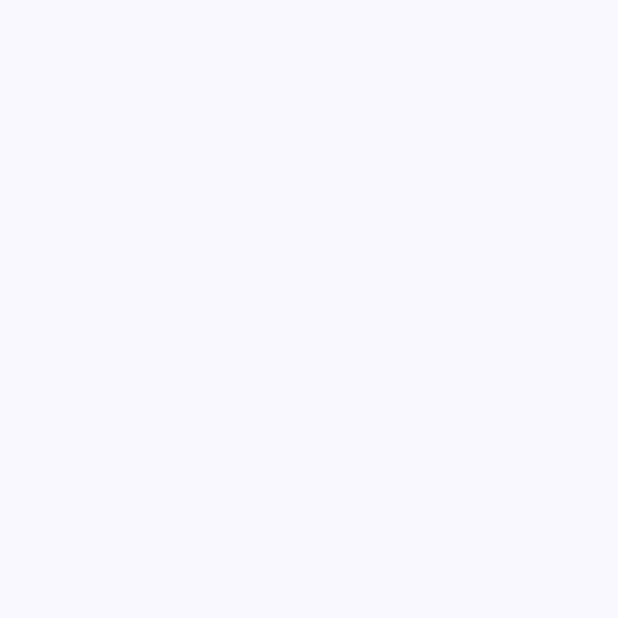
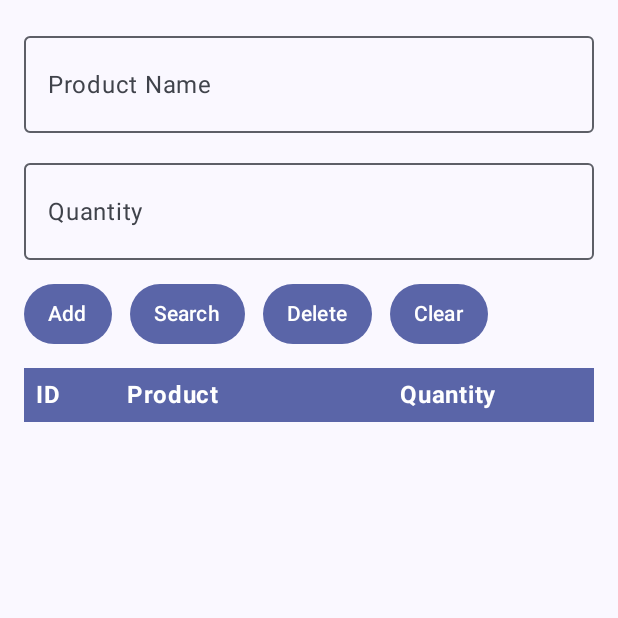
Before and after one commit to AAM1337/RoomDemo, an Android app built with Jetpack Compose: the screen it shows after launch (MainActivity), on a phone screen of 412 x 824 dp, the top half of it. Before the commit the part shown is empty. Run offline under Robolectric (Android 15) with nearby library versions, the phone set to English and light mode, and no system bars; our stand-ins replace Room's generated code, livedata-compose.

Commit message:
Изменение мэйнактивити.

```diff
--- a/app/src/main/java/com/bignerdranch/android/roomdemo/MainActivity.kt
+++ b/app/src/main/java/com/bignerdranch/android/roomdemo/MainActivity.kt
@@ -4,14 +4,26 @@ import android.os.Bundle
 import androidx.activity.ComponentActivity
 import androidx.activity.compose.setContent
 import androidx.activity.enableEdgeToEdge
-import androidx.compose.foundation.layout.fillMaxSize
-import androidx.compose.foundation.layout.padding
-import androidx.compose.material3.Scaffold
-import androidx.compose.material3.Text
-import androidx.compose.runtime.Composable
+import androidx.compose.foundation.background
+import androidx.compose.foundation.layout.*
+import androidx.compose.foundation.lazy.LazyColumn
+import androidx.compose.foundation.lazy.items
+import androidx.compose.foundation.shape.RoundedCornerShape
+import androidx.compose.foundation.text.KeyboardOptions
+import androidx.compose.material3.*
+import androidx.compose.runtime.*
+import androidx.compose.runtime.livedata.observeAsState
+import androidx.compose.ui.Alignment
 import androidx.compose.ui.Modifier
-import androidx.compose.ui.tooling.preview.Preview
+import androidx.compose.ui.graphics.Color
+import androidx.compose.ui.text.TextStyle
+import androidx.compose.ui.text.font.FontWeight
+import androidx.compose.ui.text.input.KeyboardType
+import androidx.compose.ui.unit.dp
+import androidx.compose.ui.unit.sp
+import androidx.lifecycle.viewmodel.compose.viewModel
 import com.bignerdranch.android.roomdemo.ui.theme.RoomDemoTheme
+
 
 class MainActivity : ComponentActivity() {
     override fun onCreate(savedInstanceState: Bundle?) {
@@ -19,17 +31,135 @@ class MainActivity : ComponentActivity() {
         enableEdgeToEdge()
         setContent {
             RoomDemoTheme {
+                val vm: ProductViewModel = viewModel()
                 Scaffold(modifier = Modifier.fillMaxSize()) { innerPadding ->
-                    ScreenSetup(modifier = Modifier.padding(innerPadding))
+                    ScreenSetup(
+                        modifier = Modifier.padding(innerPadding),
+                        viewModel = vm
+                    )
                 }
             }
         }
     }
 }
+
 @Composable
-fun ScreenSetup(modifier: Modifier = Modifier) {
-    MainScreen(modifier)
+fun ScreenSetup(modifier: Modifier = Modifier, viewModel: ProductViewModel) {
+    MainScreen(modifier, viewModel)
 }
 @Composable
-fun MainScreen(modifier: Modifier = Modifier) {
+fun MainScreen(modifier: Modifier = Modifier, viewModel: ProductViewModel) {
+
+    var name by remember { mutableStateOf("") }
+    var qtyText by remember { mutableStateOf("") }
+    var searchResult by remember { mutableStateOf<List<Product>>(emptyList()) }
+
+    val products by viewModel.products.observeAsState(emptyList())
+
+    Column(
+        modifier = modifier
+            .fillMaxSize()
+            .padding(16.dp)
+    ) {
+
+        OutlinedTextField(
+            value = name,
+            onValueChange = { name = it },
+            label = { Text("Product Name") },
+            singleLine = true,
+            textStyle = TextStyle(fontSize = 28.sp, fontWeight = FontWeight.Bold),
+            modifier = Modifier
+                .fillMaxWidth()
+                .padding(bottom = 12.dp)
+        )
+
+        OutlinedTextField(
+            value = qtyText,
+            onValueChange = { qtyText = it },
+            label = { Text("Quantity") },
+            singleLine = true,
+            keyboardOptions = KeyboardOptions(keyboardType = KeyboardType.Number),
+            textStyle = TextStyle(fontSize = 28.sp, fontWeight = FontWeight.Bold),
+            modifier = Modifier
+                .fillMaxWidth()
+                .padding(bottom = 12.dp)
+        )
+
+        Row(
+            horizontalArrangement = Arrangement.spacedBy(12.dp),
+            modifier = Modifier
+                .fillMaxWidth()
+                .padding(bottom = 12.dp)
+        ) {
+            RoundedActionButton("Add") {
+                viewModel.addProduct(name.trim(), qtyText.toIntOrNull() ?: 0)
+            }
+            RoundedActionButton("Search") {
+                viewModel.search(name.trim()) { found -> searchResult = found }
+            }
+            RoundedActionButton("Delete") {
+                viewModel.deleteProduct(name.trim())
+            }
+            RoundedActionButton("Clear") {
+                name = ""
+                qtyText = ""
+                searchResult = emptyList()
+            }
+        }
+
+        TableHeader()
+
+        val data = if (searchResult.isNotEmpty()) searchResult else products
+
+        LazyColumn(
+            modifier = Modifier.fillMaxSize()
+        ) {
+            items(data) { p ->
+                TableRow(p)
+                Divider()
+            }
+        }
+    }
 }
+
+@Composable
+private fun RoundedActionButton(text: String, onClick: () -> Unit) {
+    Button(
+        onClick = onClick,
+        shape = RoundedCornerShape(20.dp),
+        colors = ButtonDefaults.buttonColors(containerColor = Color(0xFF5A65A8)),
+        contentPadding = PaddingValues(horizontal = 16.dp, vertical = 8.dp)
+    ) {
+        Text(text, color = Color.White)
+    }
+}
+
+@Composable
+private fun TableHeader() {
+    val headerColor = Color(0xFF5A65A8)
+    Row(
+        modifier = Modifier
+            .fillMaxWidth()
+            .background(headerColor)
+            .padding(vertical = 6.dp, horizontal = 8.dp),
+        verticalAlignment = Alignment.CenterVertically
+    ) {
+        Text("ID", color = Color.White, fontWeight = FontWeight.Bold, modifier = Modifier.weight(0.5f))
+        Text("Product", color = Color.White, fontWeight = FontWeight.Bold, modifier = Modifier.weight(1.5f))
+        Text("Quantity", color = Color.White, fontWeight = FontWeight.Bold, modifier = Modifier.weight(1f))
+    }
+}
+
+@Composable
+private fun TableRow(product: Product) {
+    Row(
+        modifier = Modifier
+            .fillMaxWidth()
+            .padding(vertical = 8.dp, horizontal = 8.dp),
+        verticalAlignment = Alignment.CenterVertically
+    ) {
+        Text(product.id.toString(), modifier = Modifier.weight(0.5f))
+        Text(product.productName, modifier = Modifier.weight(1.5f))
+        Text(product.quantity.toString(), modifier = Modifier.weight(1f))
+    }
+}
```
